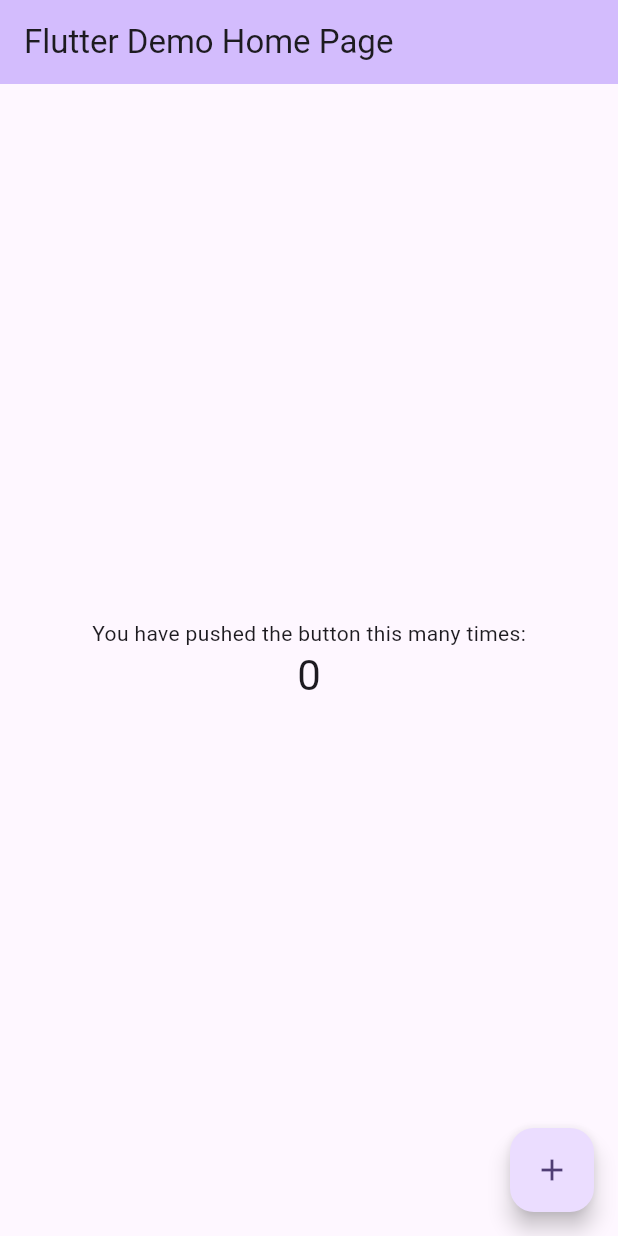
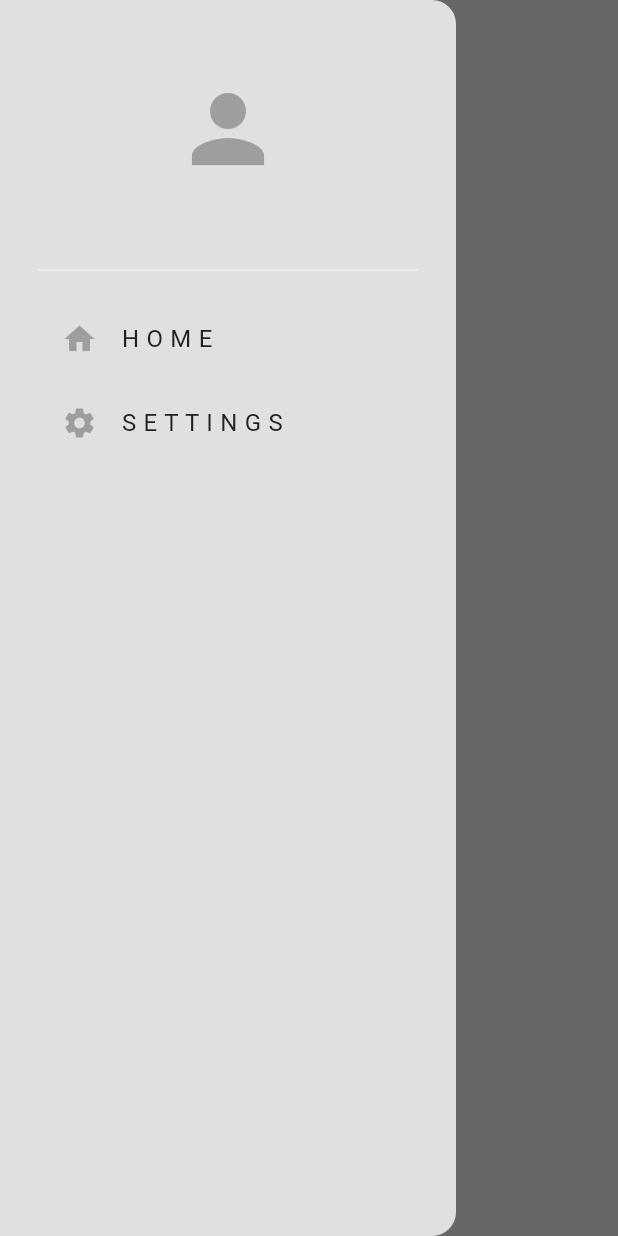
Before and after one commit to SebastianBruce/twitter-clone, a Flutter app: the screen it shows after launch, with the side drawer open (before the commit the screen has no drawer), on a phone screen of 412 x 824 dp. Run offline on Flutter 3.47's test engine with Material 3 defaults, Android fonts, the phone set to English and light mode, and no system bars.

Commit message:
implemented themes and a theme switcher, made the first couple pages

```diff
--- /dev/null
+++ b/lib/components/my_drawer.dart
@@ -0,0 +1,87 @@
+import 'package:flutter/material.dart';
+import 'package:twitter_clone/components/my_drawer_tile.dart';
+import 'package:twitter_clone/pages/settings_page.dart';
+
+/*
+
+DRAWER
+
+This is a menu drawer which is usually access on the left side of the app bar
+
+--------------------------------------------------------------------------------
+
+Contains 5 menu options:
+— Home
+— Profile
+— Search
+— Settings
+— Logout
+
+*/
+
+class MyDrawer extends StatelessWidget {
+  const MyDrawer({super.key});
+
+  // BUILD UI
+  @override
+  Widget build(BuildContext context) {
+    return Drawer(
+      backgroundColor: Theme.of(context).colorScheme.surface,
+      child: SafeArea(
+        child: Padding(
+          padding: const EdgeInsets.symmetric(horizontal: 25.0),
+          child: Column(
+            children: [
+              // app logo
+              Padding(
+                padding: const EdgeInsets.symmetric(vertical: 50.0),
+                child: Icon(
+                  Icons.person,
+                  size: 72,
+                  color: Theme.of(context).colorScheme.primary,
+                ),
+              ),
+
+              // divider line
+              Divider(color: Theme.of(context).colorScheme.secondary),
+
+              const SizedBox(height: 10),
+
+              // home list tile
+              MyDrawerTile(
+                title: "H O M E",
+                icon: Icons.home,
+                onTap: () {
+                  // pop menu since we are already at home
+                  Navigator.pop(context);
+                },
+              ),
+
+              // profile list tile
+
+              // search list tile
+
+              // settings list tile
+              MyDrawerTile(
+                title: "S E T T I N G S",
+                icon: Icons.settings,
+                onTap: () {
+                  // pop menu
+                  Navigator.pop(context);
+
+                  // go to settings page
+                  Navigator.push(
+                    context,
+                    MaterialPageRoute(builder: (context) => SettingsPage()),
+                  );
+                },
+              ),
+
+              // logout list tile
+            ],
+          ),
+        ),
+      ),
+    );
+  }
+}
--- /dev/null
+++ b/lib/components/my_drawer_tile.dart
@@ -0,0 +1,43 @@
+import 'package:flutter/material.dart';
+
+/*
+
+DRAWER TILE
+
+This is a simple tile for each item in the menu drawer.
+
+-----------------------------------------------------------
+
+To use this widget, you need:
+— title ( e.g. "Home" )
+— icon ( e.g. Icons. home )
+— function ( e.g. goToHomePage() )
+
+*/
+
+class MyDrawerTile extends StatelessWidget {
+  final String title;
+  final IconData icon;
+  final void Function()? onTap;
+
+  const MyDrawerTile({
+    super.key,
+    required this.title,
+    required this.icon,
+    required this.onTap,
+  });
+
+  // BUILD UI
+  @override
+  Widget build(BuildContext context) {
+    // List tile
+    return ListTile(
+      title: Text(
+        title,
+        style: TextStyle(color: Theme.of(context).colorScheme.inversePrimary),
+      ),
+      leading: Icon(icon, color: Theme.of(context).colorScheme.primary),
+      onTap: onTap,
+    );
+  }
+}
--- a/lib/main.dart
+++ b/lib/main.dart
@@ -1,122 +1,26 @@
 import 'package:flutter/material.dart';
+import 'package:provider/provider.dart';
+import 'package:twitter_clone/pages/home_page.dart';
+import 'package:twitter_clone/themes/theme_provider.dart';
 
 void main() {
-  runApp(const MyApp());
+  runApp(
+    ChangeNotifierProvider(
+      create: (context) => ThemeProvider(),
+      child: const MyApp(),
+    ),
+  );
 }
 
 class MyApp extends StatelessWidget {
   const MyApp({super.key});
 
-  // This widget is the root of your application.
   @override
   Widget build(BuildContext context) {
     return MaterialApp(
-      title: 'Flutter Demo',
-      theme: ThemeData(
-        // This is the theme of your application.
-        //
-        // TRY THIS: Try running your application with "flutter run". You'll see
-        // the application has a purple toolbar. Then, without quitting the app,
-        // try changing the seedColor in the colorScheme below to Colors.green
-        // and then invoke "hot reload" (save your changes or press the "hot
-        // reload" button in a Flutter-supported IDE, or press "r" if you used
-        // the command line to start the app).
-        //
-        // Notice that the counter didn't reset back to zero; the application
-        // state is not lost during the reload. To reset the state, use hot
-        // restart instead.
-        //
-        // This works for code too, not just values: Most code changes can be
-        // tested with just a hot reload.
-        colorScheme: ColorScheme.fromSeed(seedColor: Colors.deepPurple),
-      ),
-      home: const MyHomePage(title: 'Flutter Demo Home Page'),
+      debugShowCheckedModeBanner: false,
+      home: HomePage(),
+      theme: Provider.of<ThemeProvider>(context).themeData,
     );
   }
 }
-
-class MyHomePage extends StatefulWidget {
-  const MyHomePage({super.key, required this.title});
-
-  // This widget is the home page of your application. It is stateful, meaning
-  // that it has a State object (defined below) that contains fields that affect
-  // how it looks.
-
-  // This class is the configuration for the state. It holds the values (in this
-  // case the title) provided by the parent (in this case the App widget) and
-  // used by the build method of the State. Fields in a Widget subclass are
-  // always marked "final".
-
-  final String title;
-
-  @override
-  State<MyHomePage> createState() => _MyHomePageState();
-}
-
-class _MyHomePageState extends State<MyHomePage> {
-  int _counter = 0;
-
-  void _incrementCounter() {
-    setState(() {
-      // This call to setState tells the Flutter framework that something has
-      // changed in this State, which causes it to rerun the build method below
-      // so that the display can reflect the updated values. If we changed
-      // _counter without calling setState(), then the build method would not be
-      // called again, and so nothing would appear to happen.
-      _counter++;
-    });
-  }
-
-  @override
-  Widget build(BuildContext context) {
-    // This method is rerun every time setState is called, for instance as done
-    // by the _incrementCounter method above.
-    //
-    // The Flutter framework has been optimized to make rerunning build methods
-    // fast, so that you can just rebuild anything that needs updating rather
-    // than having to individually change instances of widgets.
-    return Scaffold(
-      appBar: AppBar(
-        // TRY THIS: Try changing the color here to a specific color (to
-        // Colors.amber, perhaps?) and trigger a hot reload to see the AppBar
-        // change color while the other colors stay the same.
-        backgroundColor: Theme.of(context).colorScheme.inversePrimary,
-        // Here we take the value from the MyHomePage object that was created by
-        // the App.build method, and use it to set our appbar title.
-        title: Text(widget.title),
-      ),
-      body: Center(
-        // Center is a layout widget. It takes a single child and positions it
-        // in the middle of the parent.
-        child: Column(
-          // Column is also a layout widget. It takes a list of children and
-          // arranges them vertically. By default, it sizes itself to fit its
-          // children horizontally, and tries to be as tall as its parent.
-          //
-          // Column has various properties to control how it sizes itself and
-          // how it positions its children. Here we use mainAxisAlignment to
-          // center the children vertically; the main axis here is the vertical
-          // axis because Columns are vertical (the cross axis would be
-          // horizontal).
-          //
-          // TRY THIS: Invoke "debug painting" (choose the "Toggle Debug Paint"
-          // action in the IDE, or press "p" in the console), to see the
-          // wireframe for each widget.
-          mainAxisAlignment: MainAxisAlignment.center,
-          children: <Widget>[
-            const Text('You have pushed the button this many times:'),
-            Text(
-              '$_counter',
-              style: Theme.of(context).textTheme.headlineMedium,
-            ),
-          ],
-        ),
-      ),
-      floatingActionButton: FloatingActionButton(
-        onPressed: _incrementCounter,
-        tooltip: 'Increment',
-        child: const Icon(Icons.add),
-      ), // This trailing comma makes auto-formatting nicer for build methods.
-    );
-  }
-}
--- /dev/null
+++ b/lib/pages/home_page.dart
@@ -0,0 +1,24 @@
+import 'package:flutter/material.dart';
+import 'package:twitter_clone/components/my_drawer.dart';
+
+class HomePage extends StatefulWidget {
+  const HomePage({super.key});
+
+  @override
+  State<HomePage> createState() => _HomePageState();
+}
+
+class _HomePageState extends State<HomePage> {
+  @override
+  Widget build(BuildContext context) {
+    return Scaffold(
+      backgroundColor: Theme.of(context).colorScheme.surface,
+      drawer: const MyDrawer(),
+      appBar: AppBar(
+        title: const Text("H O M E"),
+        centerTitle: true,
+        foregroundColor: Theme.of(context).colorScheme.primary,
+      ),
+    );
+  }
+}
--- /dev/null
+++ b/lib/themes/dark_mode.dart
@@ -0,0 +1,11 @@
+import 'package:flutter/material.dart';
+
+ThemeData darkMode = ThemeData(
+  colorScheme: ColorScheme.dark(
+    surface: const Color.fromARGB(255, 20, 20, 20),
+    primary: const Color.fromARGB(255, 105, 105, 105),
+    secondary: const Color.fromARGB(255, 30, 30, 30),
+    tertiary: const Color.fromARGB(255, 47, 47, 47),
+    inversePrimary: Colors.grey.shade300,
+  ),
+);
--- /dev/null
+++ b/lib/themes/light_mode.dart
@@ -0,0 +1,11 @@
+import 'package:flutter/material.dart';
+
+ThemeData lightMode = ThemeData(
+  colorScheme: ColorScheme.light(
+    surface: Colors.grey.shade300,
+    primary: Colors.grey.shade500,
+    secondary: Colors.grey.shade200,
+    tertiary: Colors.white,
+    inversePrimary: Colors.grey.shade900,
+  ),
+);
--- /dev/null
+++ b/lib/themes/theme_provider.dart
@@ -0,0 +1,39 @@
+import 'package:flutter/material.dart';
+import 'package:twitter_clone/themes/dark_mode.dart';
+import 'package:twitter_clone/themes/light_mode.dart';
+
+/*
+
+THEME PROVIDER
+
+This helps us change the app from dark & light mode
+
+*/
+
+class ThemeProvider with ChangeNotifier {
+  // initially, set it as light mode
+  ThemeData _themeData = lightMode;
+
+  // get current theme
+  ThemeData get themeData => _themeData;
+
+  // is it dark mode currently?
+  bool get isDarkMode => _themeData == darkMode;
+
+  // set the theme
+  set themeData(ThemeData themeData) {
+    _themeData = themeData;
+
+    // update UI
+    notifyListeners();
+  }
+
+  // toggle between dark & light mode
+  void toggleTheme() {
+    if (_themeData == lightMode) {
+      themeData = darkMode;
+    } else {
+      themeData = lightMode;
+    }
+  }
+}
--- a/pubspec.yaml
+++ b/pubspec.yaml
@@ -34,6 +34,7 @@ dependencies:
   # The following adds the Cupertino Icons font to your application.
   # Use with the CupertinoIcons class for iOS style icons.
   cupertino_icons: ^1.0.8
+  provider: ^6.1.5+1
 
 dev_dependencies:
   flutter_test:
```
Also changed, not shown: lib/components/my_settings_tile.dart (added, +56 -0 lines), lib/pages/settings_page.dart (added, +57 -0 lines), pubspec.lock.
